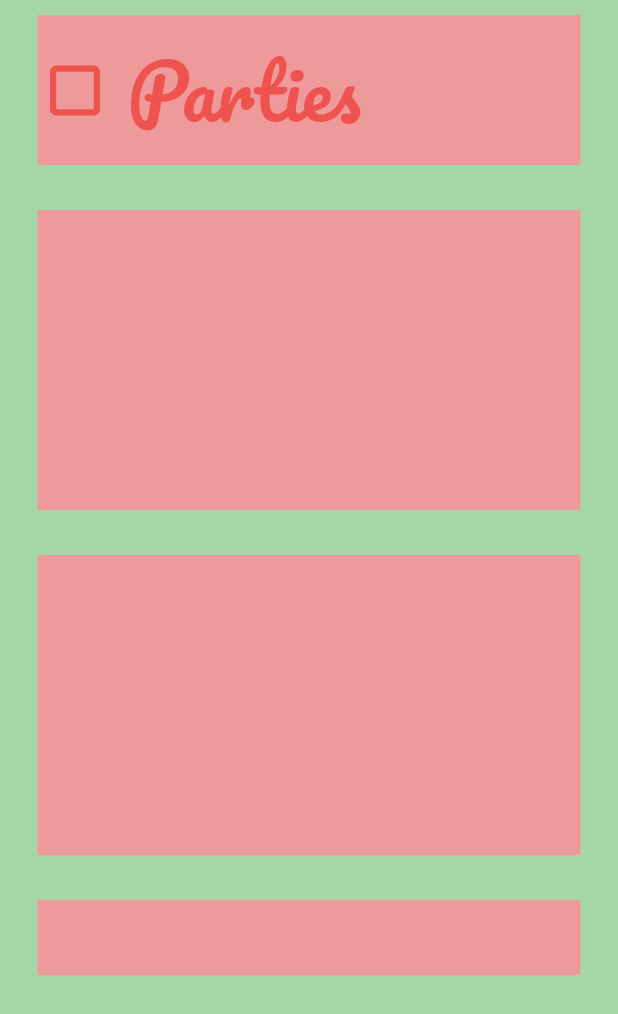
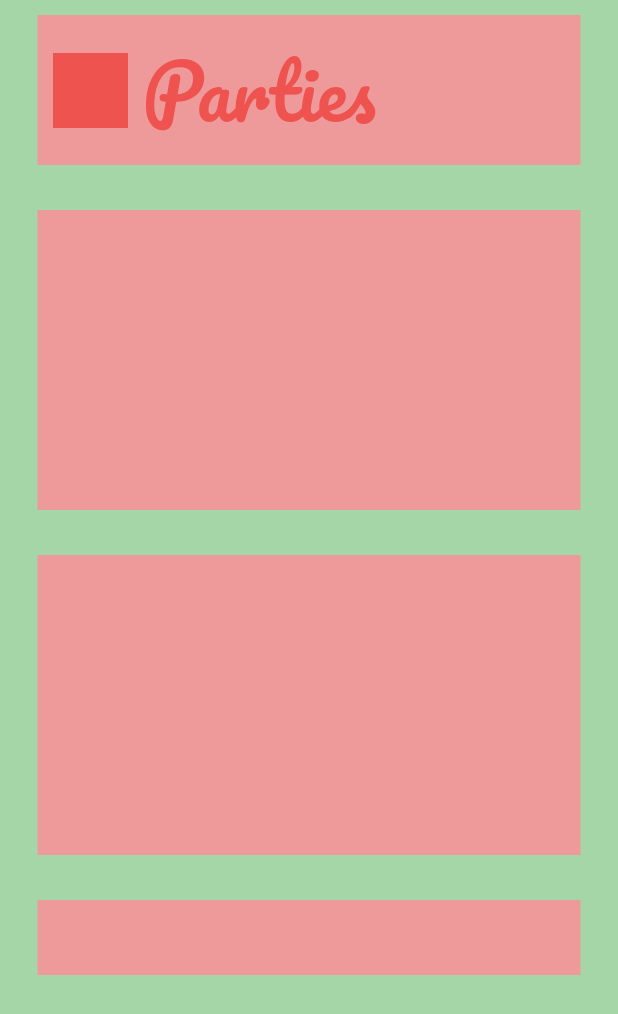
Before and after one commit to parties-mob-application/Prototype, a Flutter app: the screen it shows after launch, on a phone screen of 412 x 824 dp. Shown: the top 1014 px of the screen. Run offline on Flutter 3.47's test engine with Material 2 defaults, Android fonts, the phone set to English and light mode, and no system bars.

Commit message:
code refactor

```diff
--- a/lib/main.dart
+++ b/lib/main.dart
@@ -10,7 +10,23 @@ class Home extends StatelessWidget {
       home: Scaffold(
         backgroundColor: Colors.green[200],
         body: SafeArea(
-          child: Column(
+          child: HomePage()
+        ),
+      )
+    );
+  }
+
+}
+
+class HomePage extends StatefulWidget {
+  @override
+  _HomePageState createState() => _HomePageState();
+}
+
+class _HomePageState extends State<HomePage> {
+  @override
+  Widget build(BuildContext context) {
+    return Column(
       children: <Widget>[
         Container(
           color: Colors.red[200],
@@ -19,10 +35,14 @@ class Home extends StatelessWidget {
           margin: EdgeInsets.symmetric(vertical: 10.0, horizontal: 25.0),
           child: Row(
             children: <Widget>[
-                    Icon(
-                      Icons.crop_square,
-                      size: 50.0,
+              SizedBox(
+                width: 10.0,
+              ),
+              Image(
+                image: AssetImage('images/parties-logo.png'),
                 color: Colors.red[400],
+                height: 50.0,
+                width: 50.0,
               ),
               SizedBox(
                 width: 10.0,
@@ -66,9 +86,6 @@ class Home extends StatelessWidget {
           margin: EdgeInsets.symmetric(vertical: 10.0, horizontal: 25.0),
         )
       ],
-          ),
-        ),
-      )
     );
   }
 }
--- a/pubspec.yaml
+++ b/pubspec.yaml
@@ -40,6 +40,8 @@ flutter:
   # the material Icons class.
   uses-material-design: true
 
+  assets:
+    - images/
   # To add assets to your application, add an assets section, like this:
   # assets:
   #  - images/a_dot_burr.jpeg
```
Also changed, not shown: images/parties-logo.png (added). Lines whose indentation alone changed are shown as unchanged.
